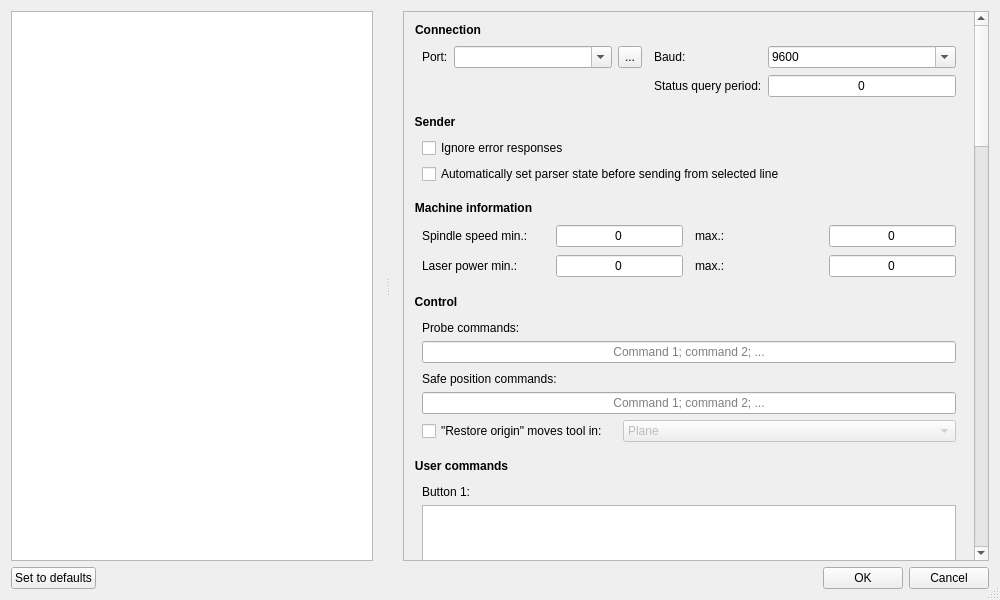
This is src/candle/frmsettings.ui in Denvi/Candle as Qt 5 draws it before an edit. The edited form follows.
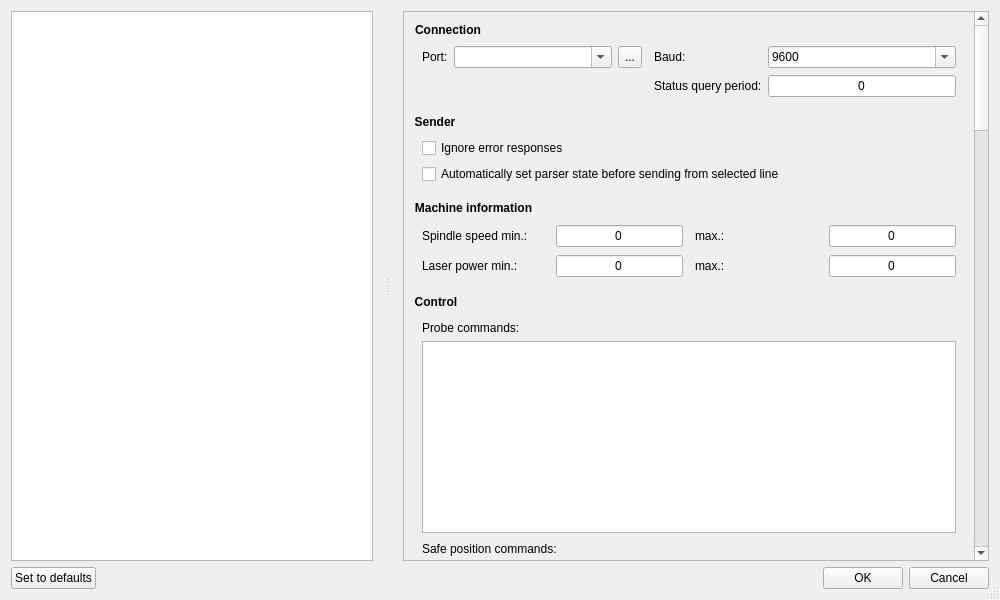
This is the edited form. Icons and pictures are not drawn. Custom widgets are drawn as their Qt base class.

Commit message: User commands has '\n' separator now. 'Touch', 'Safe position' commands editors updated.

Diff of the .ui file:
```diff
--- a/src/candle/frmsettings.ui
+++ b/src/candle/frmsettings.ui
@@ -84,9 +84,9 @@
        <property name="geometry">
         <rect>
          <x>0</x>
-         <y>0</y>
-         <width>619</width>
-         <height>2776</height>
+         <y>-1308</y>
+         <width>620</width>
+         <height>3110</height>
         </rect>
        </property>
        <layout class="QVBoxLayout" name="verticalLayout_4">
@@ -404,12 +404,9 @@
             </widget>
            </item>
            <item>
-            <widget class="QLineEdit" name="txtTouchCommand">
-             <property name="alignment">
-              <set>Qt::AlignCenter</set>
-             </property>
-             <property name="placeholderText">
-              <string>Command 1; command 2; ...</string>
+            <widget class="QPlainTextEdit" name="txtTouchCommand">
+             <property name="plainText">
+              <string/>
              </property>
             </widget>
            </item>
@@ -427,12 +424,9 @@
             </widget>
            </item>
            <item>
-            <widget class="QLineEdit" name="txtSafeCommand">
-             <property name="alignment">
-              <set>Qt::AlignCenter</set>
-             </property>
-             <property name="placeholderText">
-              <string>Command 1; command 2; ...</string>
+            <widget class="QPlainTextEdit" name="txtSafeCommand">
+             <property name="plainText">
+              <string/>
              </property>
             </widget>
            </item>
@@ -517,9 +511,6 @@
              <property name="plainText">
               <string/>
              </property>
-             <property name="placeholderText">
-              <string>Command 1; command 2; ...</string>
-             </property>
             </widget>
            </item>
            <item>
```
Left out of the diff: 9 changed lines with no effect on the pictures. The commit also changes 3 other files.
